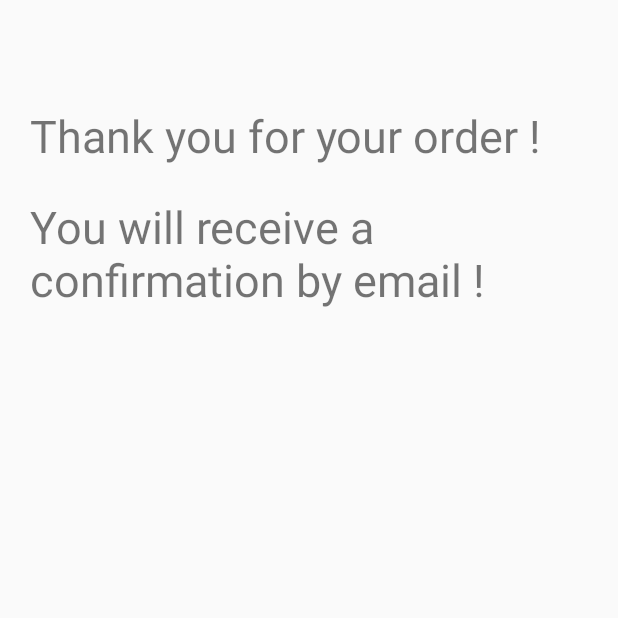
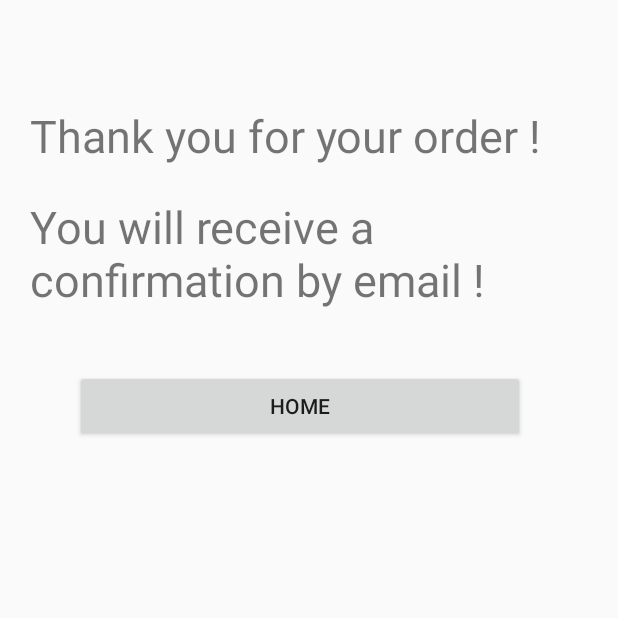
Before and after one commit to GabrielleFreno01/OnlineShop_CastanheiroFreno, an Android app: the ConfirmationActivity screen opened directly, with no data from a screen before it, on a phone screen of 412 x 824 dp, the top half of it. Run offline under Robolectric (Android 15) with nearby library versions, the phone set to English and light mode, and no system bars.

Commit message:
bug liste des catégories corrigé + ajout bouton home dans la confirmation

```diff
--- a/app/src/main/java/com/android/onlineshop_castanheirofreno/MainActivity.java
+++ b/app/src/main/java/com/android/onlineshop_castanheirofreno/MainActivity.java
@@ -9,9 +9,6 @@ import android.widget.Button;
 
 
 public class MainActivity extends AppCompatActivity {
-
-
-
 
     private Button cat;
 
--- a/app/src/main/res/layout/adapter_list_item.xml
+++ b/app/src/main/res/layout/adapter_list_item.xml
@@ -16,7 +16,7 @@
 
     <TextView
         android:id="@+id/category_name"
-        android:layout_width="wrap_content"
+        android:layout_width="810px"
         android:layout_height="wrap_content"
         android:text="@string/default_name"
         android:textSize="@dimen/basicTextSize"
--- a/app/src/main/res/layout/purchases_confirmation.xml
+++ b/app/src/main/res/layout/purchases_confirmation.xml
@@ -24,6 +24,14 @@
         android:text="@string/confirmation_message2"
         android:textSize="30dp"/>
 
+    <Button
+        android:id="@+id/button"
+        android:layout_width="300dp"
+        android:layout_height="wrap_content"
+        android:layout_marginLeft="50dp"
+        android:layout_marginTop="30dp"
+        android:text="@string/title_home"
+        android:onClick="goShopping"/>
 
 
 </LinearLayout>
--- a/app/src/main/res/layout/splash_screen.xml
+++ b/app/src/main/res/layout/splash_screen.xml
@@ -25,4 +25,6 @@
         app:layout_constraintStart_toStartOf="parent"
         android:indeterminate="true"
         android:layout_marginTop="200px"/>
+
+
 </androidx.constraintlayout.widget.ConstraintLayout>
--- a/app/src/main/res/values/strings.xml
+++ b/app/src/main/res/values/strings.xml
@@ -7,9 +7,6 @@
     <string name="cart_quantity">1 piece</string>
     <string name="title_activity_main2">Main2Activity</string>
     <string name="title_home">Home</string>
-    <string name="title_dashboard">Dashboard</string>
-    <string name="title_notifications">Notifications</string>
-    <string name="title_activity_scrolling">ScrollingActivity</string>
     <string name="action_settings">Settings</string>
     <string name="default_name">Category Name</string>
     <string name="cart_title">My Cart</string>
```
Also changed, not shown: app/src/main/java/com/android/onlineshop_castanheirofreno/ConfirmationActivity.java (+7 -0 lines), app/src/main/res/menu/bottom_nav_menu.xml (deleted, +0 -19 lines), app/src/main/res/menu/menu_scrolling.xml (deleted, +0 -10 lines).
